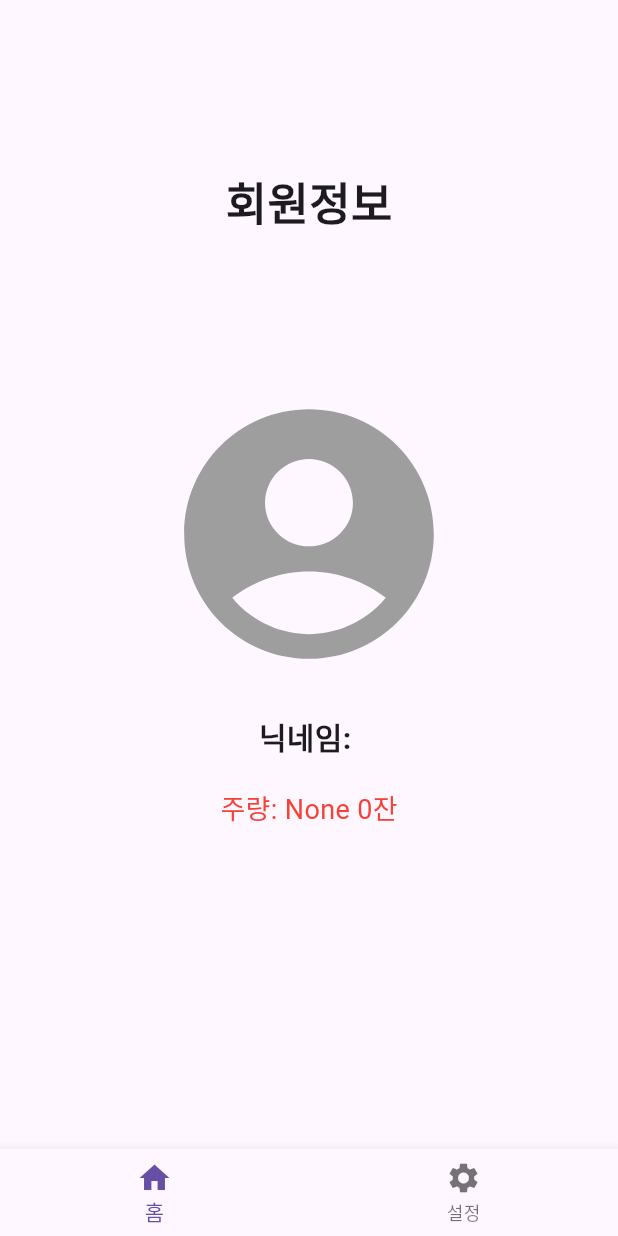
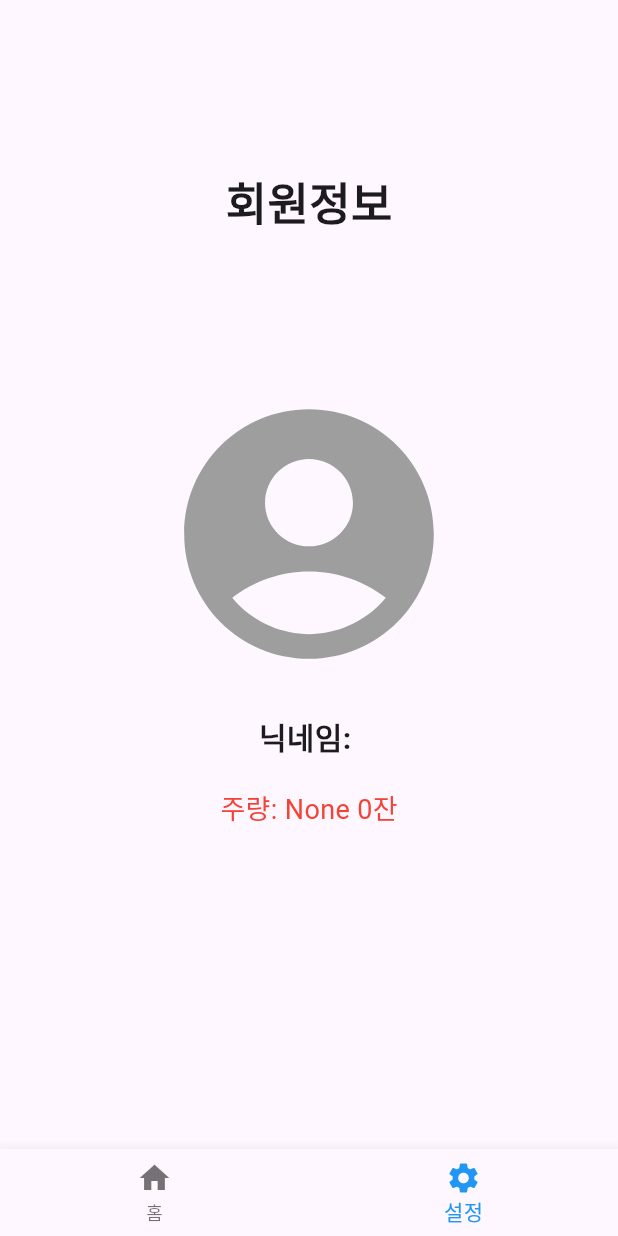
Before and after one commit to eunmin-kim/eumju-flutter, a Flutter app: the ProfilePage screen opened directly, on a phone screen of 412 x 824 dp. Run offline on Flutter 3.47's test engine with Material 3 defaults, Android fonts, the phone set to English and light mode, and no system bars; our stand-ins replace camera, shared_preferences; missing offline and left inert: dart:ffi; accounts and stored records are empty.

Commit message:
1. 카메라 코드 복구 2. 메뉴바 색상 수정

```diff
--- a/lib/alcohol_check_page.dart
+++ b/lib/alcohol_check_page.dart
@@ -1,5 +1,6 @@
 import 'package:flutter/material.dart';
 import 'profile_page.dart';
+import 'package:project/camera_page.dart';
 
 class AlcoholCheckPage extends StatelessWidget {
   @override
@@ -64,7 +65,9 @@ class AlcoholCheckPage extends StatelessWidget {
                       // 카메라 아이콘 버튼
                       ElevatedButton(
                         onPressed: () {
+                          Navigator.push(context, MaterialPageRoute(builder: (context) => CameraApp()));
                           // 카메라 촬영 기능을 여기에 구현
+
                         },
                         child: Column(
                           children: <Widget>[
--- a/lib/profile_page.dart
+++ b/lib/profile_page.dart
@@ -29,6 +29,7 @@ class _ProfilePageState extends State<ProfilePage> {
     });
   }
 
+  int _selectedIndex = 1; //메뉴바 파란색 만들기 변수임
   @override
   Widget build(BuildContext context) {
     return Scaffold(
@@ -61,6 +62,8 @@ class _ProfilePageState extends State<ProfilePage> {
       ),
 
       bottomNavigationBar: BottomNavigationBar(
+        currentIndex: _selectedIndex, // 현재 선택된 탭 인덱스
+        selectedItemColor: Colors.blue, // 선택된 아이템의 색상을 파란색으로 설정
         items: const <BottomNavigationBarItem>[
           BottomNavigationBarItem(
             icon: Icon(Icons.home),
```
